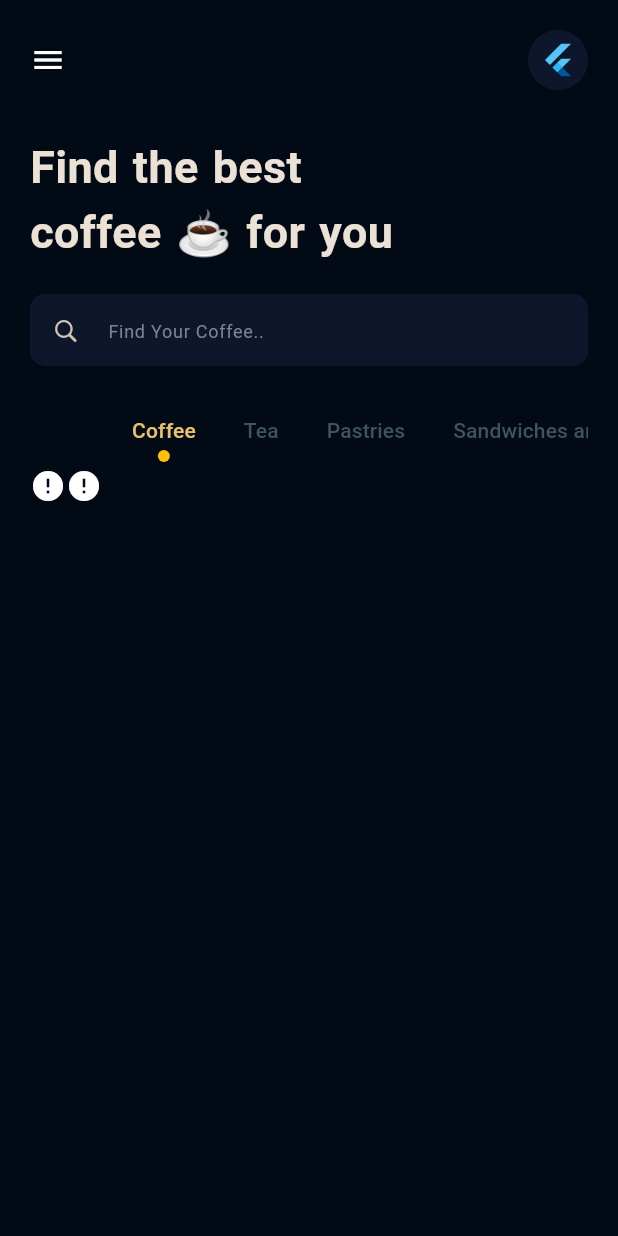
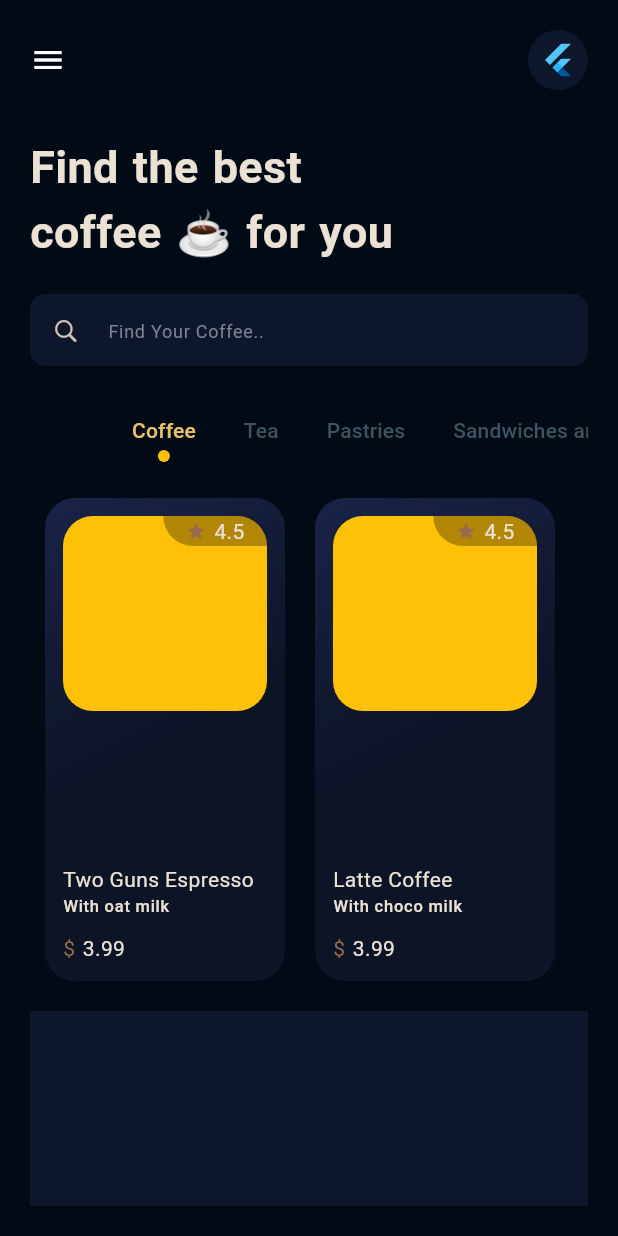
Before and after one commit to chrisokoriedev/coffe_master_ui, a Flutter app: the screen it shows after launch, on a phone screen of 412 x 824 dp. Run offline on Flutter 3.47's test engine with Material 2 defaults, Android fonts, the phone set to English and light mode, and no system bars; drawn by our look-alikes of cached_network_image.

Commit message:
update coffee list is working fine

```diff
--- a/lib/list.dart
+++ b/lib/list.dart
@@ -38,9 +38,9 @@ List<ProductModel> getCoffeeDetail = [
       'it great',
       3.99),
   ProductModel(
-      'Two Guns Espresso',
-      'With oat milk',
-      'https://images.unsplash.com/photo-1497636577773-f1231844b336?ixlib=rb-4.0.3&ixid=M3wxMjA3fDB8MHxwaG90by1wYWdlfHx8fGVufDB8fHx8fA%3D%3D&auto=format&fit=crop&w=1887&q=80',
+      'Latte Coffee',
+      'With choco milk',
+      'https://images.unsplash.com/photo-1630040995437-80b01c5dd52d?ixlib=rb-4.0.3&ixid=M3wxMjA3fDB8MHxwaG90by1wYWdlfHx8fGVufDB8fHx8fA%3D%3D&auto=format&fit=crop&w=1887&q=80',
       4.5,
       'it great',
       3.99)
--- a/lib/main.dart
+++ b/lib/main.dart
@@ -5,7 +5,10 @@ import 'list.dart';
 import 'widget/cricleUndertab.dart';
 
 const lightBlueInput = Color(0xff0e162b);
+const lightBlue = Color(0xff192347);
+const menuBlue = Color(0xff0d1426);
 const tabText = Color(0xff405361);
+const brownColor=Color(0xff966b4f);
 const scafffoldBg = Color.fromARGB(255, 2, 10, 22);
 void main() {
   runApp(const MyApp());
@@ -108,6 +111,10 @@ class _MyHomePageState extends State<MyHomePage>
                 children: tabViews,
               ),
             ),
+            Container(
+              height: 130,
+              color: lightBlueInput,
+            )
           ]),
         ),
       ),
--- a/lib/tab/coffee_tab.dart
+++ b/lib/tab/coffee_tab.dart
@@ -1,5 +1,5 @@
-import 'package:cached_network_image/cached_network_image.dart';
 import 'package:coffe_master_ui/list.dart';
+import 'package:coffe_master_ui/main.dart';
 import 'package:flutter/material.dart';
 
 class CoffeeTab extends StatelessWidget {
@@ -9,22 +9,94 @@ class CoffeeTab extends StatelessWidget {
 
   @override
   Widget build(BuildContext context) {
-    return SizedBox(
-      height: 300,
-      child: ListView.builder(
+    final text = Theme.of(context).textTheme;
+    return ListView.builder(
         scrollDirection: Axis.horizontal,
         itemCount: getCoffeeDetail.length,
+        padding: const EdgeInsets.symmetric(vertical: 20),
         itemBuilder: (context, index) {
           final data = getCoffeeDetail[index];
+
           return Container(
-              child: Column(children: [
-                CachedNetworkImage(
-                  imageUrl: data.imageUrl,
-                  progressIndicatorBuilder: (context, url, downloadProgress) =>
-                      CircularProgressIndicator(
-                          value: downloadProgress.progress),
-                  errorWidget: (context, url, error) => Icon(Icons.error),
+            width: 160,
+            padding: const EdgeInsets.all(12),
+            decoration: BoxDecoration(
+              color: lightBlueInput,
+              borderRadius: BorderRadius.circular(20),
+              gradient: const LinearGradient(
+                begin: Alignment.topLeft,
+                end: Alignment.center,
+                colors: [lightBlue, menuBlue],
+                stops: [0.0, 1.0],
               ),
+            ),
+            margin: const EdgeInsets.symmetric(horizontal: 10),
+            child: Column(
+                crossAxisAlignment: CrossAxisAlignment.start,
+                mainAxisAlignment: MainAxisAlignment.center,
+                children: [
+                  Container(
+                    width: double.infinity,
+                    height: 130,
+                    decoration: BoxDecoration(
+                        borderRadius: BorderRadius.circular(20),
+                        color: Colors.amber),
+                    child: Row(
+                      crossAxisAlignment: CrossAxisAlignment.start,
+                      mainAxisAlignment: MainAxisAlignment.end,
+                      children: [
+                        Container(
+                            padding: const EdgeInsets.symmetric(horizontal: 15),
+                            decoration: BoxDecoration(
+                                borderRadius: const BorderRadius.only(
+                                    topRight: Radius.circular(20),
+                                    bottomLeft: Radius.circular(20)),
+                                color: Colors.black.withOpacity(0.3)),
+                            child: Row(
+                              children: [
+                                const Icon(
+                                  Icons.star,
+                                  size: 14,
+                                  color: brownColor,
+                                ),
+                                const SizedBox(width: 5),
+                                Text(data.rating.toString()),
+                              ],
+                            ))
+                      ],
+                    ),
+                  ),
+                  const Spacer(),
+                  Text(
+                    data.title,
+                    style: text.bodyMedium,
+                  ),
+                  Text(
+                    data.subtitle,
+                    style: text.labelSmall,
+                  ),
+                  const SizedBox(height: 10),
+
+                  Row(
+                    children: [
+                      const Text(
+                        '\$',
+                        style: TextStyle(color: brownColor),
+                      ),
+                      const SizedBox(width: 5),
+                      Text(
+                        data.price.toString(),
+                        style: text.bodyMedium,
+                      ),
+                    ],
+                  )
+                  // CachedNetworkImage(
+                  //   imageUrl: data.imageUrl,
+                  //   progressIndicatorBuilder: (context, url, downloadProgress) =>
+                  //       CircularProgressIndicator(
+                  //           value: downloadProgress.progress),
+                  //   errorWidget: (context, url, error) => Icon(Icons.error),
+                  // ),
                   // Container(
                   //   width: 30,
                   //   height: 30,
@@ -34,7 +106,6 @@ class CoffeeTab extends StatelessWidget {
                   // )
                 ]),
           );
-          }),
-    );
+        });
   }
 }
```
Lines whose indentation alone changed are shown as unchanged.
